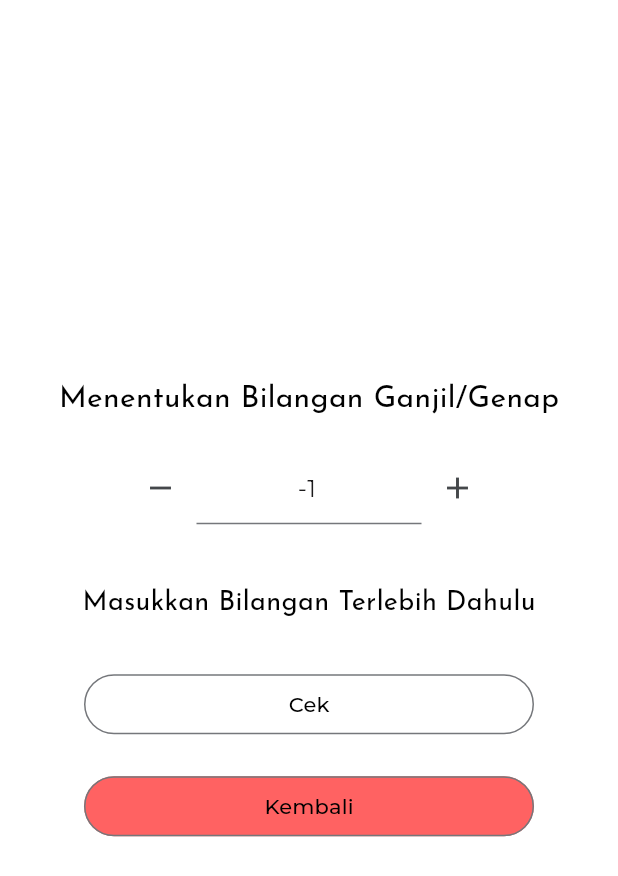
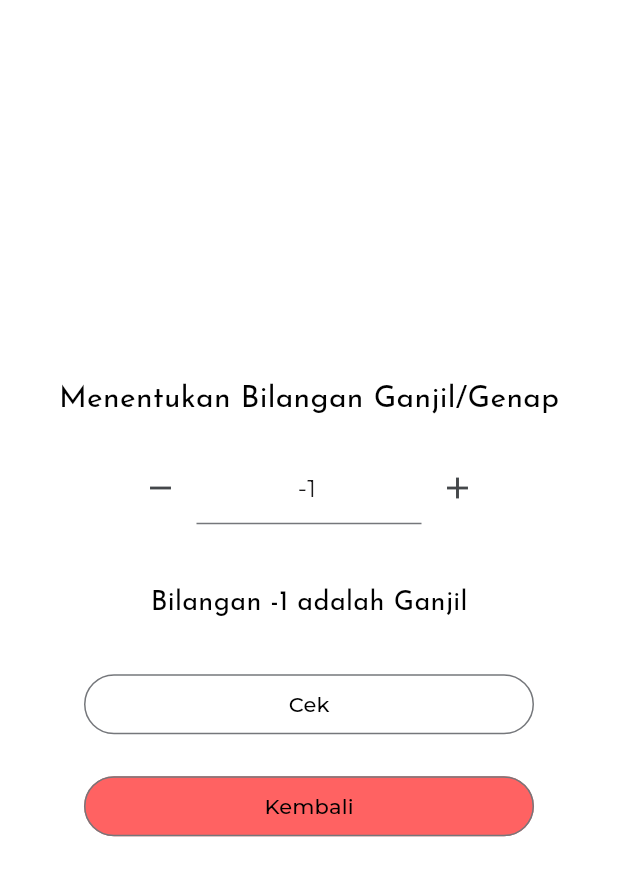
Before and after one commit to Lupse/overshare, a Flutter app: the Tugas1 screen opened by its route, after a tap on the "remove" icon, after a tap on "Cek", on a phone screen of 412 x 824 dp. Shown: the top 876 px of the screen. Run offline on Flutter 3.47's test engine with Material 3 defaults, Android fonts, the light colour scheme and no system bars; our stand-ins replace firebase_auth, firebase_core, flutter_svg, google_fonts; accounts and stored records are empty.

Commit message:
fix tugas 1

```diff
--- a/lib/views/tugas1.dart
+++ b/lib/views/tugas1.dart
@@ -22,8 +22,14 @@ class _Tugas1State extends State<Tugas1> {
         } else {
           result = 'Bilangan $values adalah Ganjil';
         }
+      } else if (values < 0) {
+        if (values % -2 == 0) {
+          result = 'Bilangan $values adalah Genap';
         } else {
-        result = 'Masukkan Bilangan Terlebih Dahulu';
+          result = 'Bilangan $values adalah Ganjil';
+        }
+      } else {
+        result = 'Masukkan Angka Terlebih Dahulu';
       }
     });
   }
@@ -51,7 +57,9 @@ class _Tugas1State extends State<Tugas1> {
   @override
   Widget build(BuildContext context) {
     return Scaffold(
-      body: Center(
+      body: GestureDetector(
+        onTap: FocusScope.of(context).unfocus,
+        child: Center(
           child: Container(
             decoration: const BoxDecoration(color: Colors.white),
             child: Column(
@@ -139,6 +147,7 @@ class _Tugas1State extends State<Tugas1> {
             ),
           ),
         ),
+      ),
     );
   }
 }
```
Lines whose indentation alone changed are shown as unchanged.
